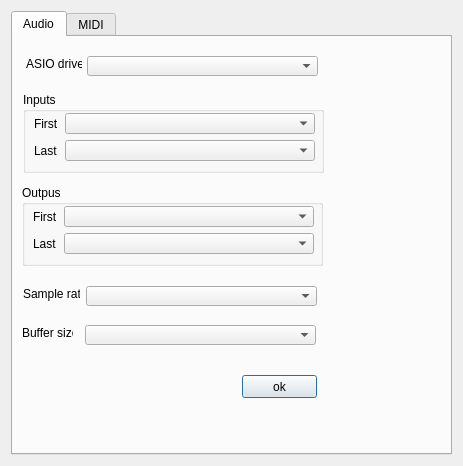
Old version of the form src/jamtaba/gui/IODialog.ui in the repository elieserdejesus/JamTaba.
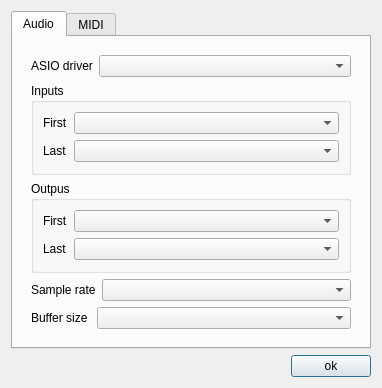
New version of the form.

Patch:
```diff
--- a/src/jamtaba/gui/IODialog.ui
+++ b/src/jamtaba/gui/IODialog.ui
@@ -6,8 +6,8 @@
    <rect>
     <x>0</x>
     <y>0</y>
-    <width>463</width>
-    <height>466</height>
+    <width>382</width>
+    <height>362</height>
    </rect>
   </property>
   <property name="windowTitle">
@@ -26,187 +26,188 @@
       <layout class="QVBoxLayout" name="verticalLayout_2">
        <item>
         <widget class="QWidget" name="widget" native="true">
-         <widget class="QComboBox" name="comboBufferSize">
-          <property name="geometry">
-           <rect>
-            <x>63</x>
-            <y>279</y>
-            <width>231</width>
-            <height>20</height>
-           </rect>
-          </property>
-         </widget>
-         <widget class="QLabel" name="sampleRateLabel">
-          <property name="geometry">
-           <rect>
-            <x>1</x>
-            <y>240</y>
-            <width>57</width>
-            <height>16</height>
-           </rect>
-          </property>
-          <property name="text">
-           <string>Sample rate</string>
-          </property>
-         </widget>
-         <widget class="QComboBox" name="comboSampleRate">
-          <property name="geometry">
-           <rect>
-            <x>64</x>
-            <y>240</y>
-            <width>231</width>
-            <height>20</height>
-           </rect>
-          </property>
-         </widget>
-         <widget class="QComboBox" name="comboAsioDriver">
-          <property name="geometry">
-           <rect>
-            <x>65</x>
-            <y>10</y>
-            <width>231</width>
-            <height>20</height>
-           </rect>
-          </property>
-         </widget>
-         <widget class="QGroupBox" name="groupBoxOutputs">
-          <property name="geometry">
-           <rect>
-            <x>0</x>
-            <y>139</y>
-            <width>301</width>
-            <height>81</height>
-           </rect>
-          </property>
-          <property name="title">
-           <string>Outpus</string>
-          </property>
-          <widget class="QWidget" name="layoutWidget1_2">
-           <property name="geometry">
-            <rect>
-             <x>11</x>
-             <y>21</y>
-             <width>281</width>
-             <height>48</height>
-            </rect>
-           </property>
-           <layout class="QFormLayout" name="formLayout_3">
-            <item row="0" column="0">
-             <widget class="QLabel" name="firstOutputLabel_2">
+         <layout class="QVBoxLayout" name="verticalLayout_3">
+          <item>
+           <layout class="QHBoxLayout" name="horizontalLayout" stretch="0,0">
+            <property name="spacing">
+             <number>6</number>
+            </property>
+            <property name="sizeConstraint">
+             <enum>QLayout::SetDefaultConstraint</enum>
+            </property>
+            <item>
+             <widget class="QLabel" name="asioDriverLabel">
+              <property name="sizePolicy">
+               <sizepolicy hsizetype="Minimum" vsizetype="Fixed">
+                <horstretch>0</horstretch>
+                <verstretch>0</verstretch>
+               </sizepolicy>
+              </property>
               <property name="text">
-               <string>First</string>
+               <string>ASIO driver</string>
               </property>
              </widget>
             </item>
-            <item row="0" column="1">
-             <widget class="QComboBox" name="comboFirstOutput_2"/>
+            <item>
+             <widget class="QComboBox" name="comboAsioDriver">
+              <property name="sizePolicy">
+               <sizepolicy hsizetype="Expanding" vsizetype="Fixed">
+                <horstretch>0</horstretch>
+                <verstretch>0</verstretch>
+               </sizepolicy>
+              </property>
+              <property name="minimumSize">
+               <size>
+                <width>0</width>
+                <height>0</height>
+               </size>
+              </property>
+              <property name="sizeIncrement">
+               <size>
+                <width>0</width>
+                <height>0</height>
+               </size>
+              </property>
+             </widget>
             </item>
-            <item row="1" column="0">
-             <widget class="QLabel" name="lastOutputLabel_2">
+           </layout>
+          </item>
+          <item>
+           <widget class="QGroupBox" name="groupBoxInputs">
+            <property name="title">
+             <string>Inputs</string>
+            </property>
+            <property name="flat">
+             <bool>false</bool>
+            </property>
+            <layout class="QVBoxLayout" name="verticalLayout_4">
+             <item>
+              <layout class="QFormLayout" name="formLayout_4">
+               <item row="0" column="0">
+                <widget class="QLabel" name="firstInputLabel_2">
+                 <property name="text">
+                  <string>First</string>
+                 </property>
+                </widget>
+               </item>
+               <item row="0" column="1">
+                <widget class="QComboBox" name="comboFirstInput"/>
+               </item>
+               <item row="1" column="0">
+                <widget class="QLabel" name="lastInputLabel_2">
+                 <property name="text">
+                  <string>Last</string>
+                 </property>
+                </widget>
+               </item>
+               <item row="1" column="1">
+                <widget class="QComboBox" name="comboLastInput"/>
+               </item>
+              </layout>
+             </item>
+            </layout>
+           </widget>
+          </item>
+          <item>
+           <widget class="QGroupBox" name="groupBoxOutputs">
+            <property name="title">
+             <string>Outpus</string>
+            </property>
+            <layout class="QVBoxLayout" name="verticalLayout_5">
+             <item>
+              <layout class="QFormLayout" name="formLayout_3">
+               <item row="0" column="0">
+                <widget class="QLabel" name="firstOutputLabel_2">
+                 <property name="text">
+                  <string>First</string>
+                 </property>
+                </widget>
+               </item>
+               <item row="0" column="1">
+                <widget class="QComboBox" name="comboFirstOutput"/>
+               </item>
+               <item row="1" column="0">
+                <widget class="QLabel" name="lastOutputLabel_2">
+                 <property name="text">
+                  <string>Last</string>
+                 </property>
+                </widget>
+               </item>
+               <item row="1" column="1">
+                <widget class="QComboBox" name="comboLastOutput"/>
+               </item>
+              </layout>
+             </item>
+            </layout>
+           </widget>
+          </item>
+          <item>
+           <layout class="QHBoxLayout" name="horizontalLayout_2">
+            <item>
+             <widget class="QLabel" name="sampleRateLabel">
+              <property name="sizePolicy">
+               <sizepolicy hsizetype="Minimum" vsizetype="Preferred">
+                <horstretch>0</horstretch>
+                <verstretch>0</verstretch>
+               </sizepolicy>
+              </property>
+              <property name="minimumSize">
+               <size>
+                <width>60</width>
+                <height>0</height>
+               </size>
+              </property>
               <property name="text">
-               <string>Last</string>
+               <string>Sample rate</string>
               </property>
              </widget>
             </item>
-            <item row="1" column="1">
-             <widget class="QComboBox" name="comboLastOutput_2"/>
+            <item>
+             <widget class="QComboBox" name="comboSampleRate">
+              <property name="sizePolicy">
+               <sizepolicy hsizetype="Expanding" vsizetype="Fixed">
+                <horstretch>0</horstretch>
+                <verstretch>0</verstretch>
+               </sizepolicy>
+              </property>
+             </widget>
             </item>
            </layout>
-          </widget>
-         </widget>
-         <widget class="QPushButton" name="okButton">
-          <property name="geometry">
-           <rect>
-            <x>220</x>
-            <y>329</y>
-            <width>75</width>
-            <height>23</height>
-           </rect>
-          </property>
-          <property name="text">
-           <string>ok</string>
-          </property>
-          <property name="default">
-           <bool>false</bool>
-          </property>
-          <property name="flat">
-           <bool>false</bool>
-          </property>
-         </widget>
-         <widget class="QLabel" name="asioDriverLabel">
-          <property name="geometry">
-           <rect>
-            <x>4</x>
-            <y>10</y>
-            <width>56</width>
-            <height>16</height>
-           </rect>
-          </property>
-          <property name="text">
-           <string>ASIO driver</string>
-          </property>
-         </widget>
-         <widget class="QGroupBox" name="groupBoxInputs">
-          <property name="geometry">
-           <rect>
-            <x>1</x>
-            <y>46</y>
-            <width>301</width>
-            <height>81</height>
-           </rect>
-          </property>
-          <property name="title">
-           <string>Inputs</string>
-          </property>
-          <property name="flat">
-           <bool>false</bool>
-          </property>
-          <widget class="QWidget" name="layoutWidget_2">
-           <property name="geometry">
-            <rect>
-             <x>11</x>
-             <y>21</y>
-             <width>281</width>
-             <height>48</height>
-            </rect>
-           </property>
-           <layout class="QFormLayout" name="formLayout_4">
-            <item row="0" column="0">
-             <widget class="QLabel" name="firstInputLabel_2">
+          </item>
+          <item>
+           <layout class="QHBoxLayout" name="horizontalLayout_3">
+            <item>
+             <widget class="QLabel" name="bufferSizeLabel">
+              <property name="sizePolicy">
+               <sizepolicy hsizetype="Minimum" vsizetype="Preferred">
+                <horstretch>0</horstretch>
+                <verstretch>0</verstretch>
+               </sizepolicy>
+              </property>
+              <property name="minimumSize">
+               <size>
+                <width>60</width>
+                <height>0</height>
+               </size>
+              </property>
               <property name="text">
-               <string>First</string>
+               <string>Buffer size</string>
               </property>
              </widget>
             </item>
-            <item row="0" column="1">
-             <widget class="QComboBox" name="comboFirstInput_2"/>
-            </item>
-            <item row="1" column="0">
-             <widget class="QLabel" name="lastInputLabel_2">
-              <property name="text">
-               <string>Last</string>
+            <item>
+             <widget class="QComboBox" name="comboBufferSize">
+              <property name="sizePolicy">
+               <sizepolicy hsizetype="Expanding" vsizetype="Fixed">
+                <horstretch>0</horstretch>
+                <verstretch>0</verstretch>
+               </sizepolicy>
               </property>
              </widget>
             </item>
-            <item row="1" column="1">
-             <widget class="QComboBox" name="comboLastInput_2"/>
-            </item>
            </layout>
-          </widget>
-         </widget>
-         <widget class="QLabel" name="bufferSizeLabel">
-          <property name="geometry">
-           <rect>
-            <x>0</x>
-            <y>279</y>
-            <width>51</width>
-            <height>16</height>
-           </rect>
-          </property>
-          <property name="text">
-           <string>Buffer size</string>
-          </property>
-         </widget>
+          </item>
+         </layout>
         </widget>
        </item>
       </layout>
@@ -218,6 +219,62 @@
      </widget>
     </widget>
    </item>
+   <item>
+    <widget class="QWidget" name="widget_2" native="true">
+     <layout class="QHBoxLayout" name="horizontalLayout_4">
+      <property name="leftMargin">
+       <number>0</number>
+      </property>
+      <property name="topMargin">
+       <number>0</number>
+      </property>
+      <property name="rightMargin">
+       <number>0</number>
+      </property>
+      <property name="bottomMargin">
+       <number>0</number>
+      </property>
+      <item>
+       <spacer name="horizontalSpacer">
+        <property name="orientation">
+         <enum>Qt::Horizontal</enum>
+        </property>
+        <property name="sizeHint" stdset="0">
+         <size>
+          <width>280</width>
+          <height>20</height>
+         </size>
+        </property>
+       </spacer>
+      </item>
+      <item>
+       <widget class="QPushButton" name="okButton">
+        <property name="maximumSize">
+         <size>
+          <width>100</width>
+          <height>16777215</height>
+         </size>
+        </property>
+        <property name="layoutDirection">
+         <enum>Qt::LeftToRight</enum>
+        </property>
+        <property name="autoFillBackground">
+         <bool>false</bool>
+        </property>
+        <property name="text">
+         <string>ok</string>
+        </property>
+        <property name="default">
+         <bool>false</bool>
+        </property>
+        <property name="flat">
+         <bool>false</bool>
+        </property>
+       </widget>
+      </item>
+     </layout>
+    </widget>
+   </item>
   </layout>
  </widget>
  <resources/>
```
